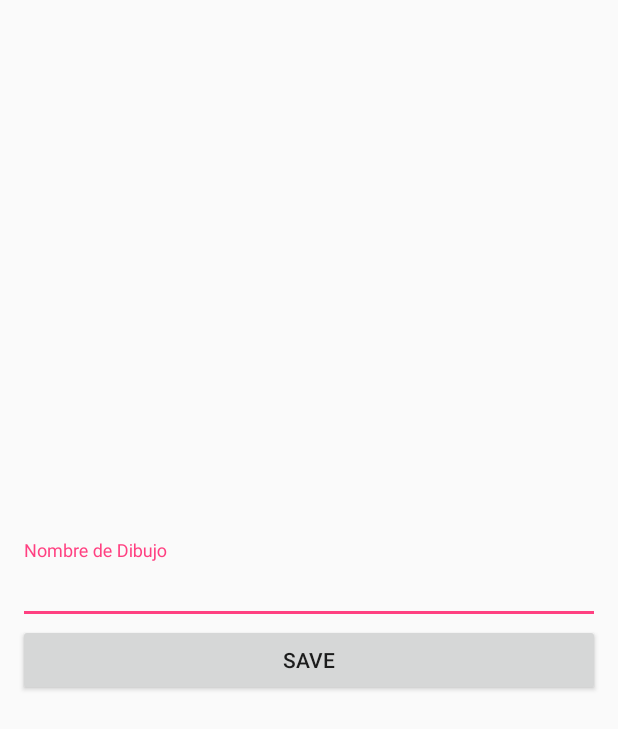
After one commit to charlyChips/Matrix, an Android app: the layout dialog_save_dibujo.xml on its own in the app's theme, with its tools: preview values and no code run, on a phone screen of 412 x 824 dp. The commit adds this screen. Shown: the top 729 px of the screen. Run offline under Robolectric (Android 15) with nearby library versions, the phone set to English and light mode, and no system bars.

Commit message:
Save y Load de Dibujos listo
falta checar si el nombre no existe anteriormente antes de salvar

```diff
--- a/MatrixLed/app/src/main/res/layout/activity_main.xml
+++ b/MatrixLed/app/src/main/res/layout/activity_main.xml
@@ -44,6 +44,11 @@
                 android:layout_width="wrap_content"
                 android:layout_height="wrap_content"
                 android:text="Save"/>
+            <Button
+                android:id="@+id/bt_load"
+                android:layout_width="wrap_content"
+                android:layout_height="wrap_content"
+                android:text="Load"/>
         </LinearLayout>
         <ScrollView
             android:layout_width="match_parent"
--- /dev/null
+++ b/MatrixLed/app/src/main/res/layout/dialog_save_dibujo.xml
@@ -0,0 +1,24 @@
+<?xml version="1.0" encoding="utf-8"?>
+<LinearLayout xmlns:android="http://schemas.android.com/apk/res/android"
+    android:orientation="vertical"
+    android:layout_width="match_parent"
+    android:layout_height="match_parent"
+    android:gravity="center"
+    android:padding="12dp">
+    <android.support.design.widget.TextInputLayout
+        android:layout_width="match_parent"
+        android:layout_height="wrap_content"
+        >
+        <EditText
+            android:id="@+id/et_dialogSaveDraw"
+            android:layout_width="match_parent"
+            android:layout_height="wrap_content"
+            android:hint="Nombre de Dibujo"/>
+    </android.support.design.widget.TextInputLayout>
+
+    <Button
+        android:id="@+id/bt_dialogSaveDraw"
+        android:layout_width="match_parent"
+        android:layout_height="wrap_content"
+        android:text="Save"/>
+</LinearLayout>
```
Also changed, not shown: MatrixLed/app/src/main/java/charlychips/com/matrixled/MainActivity.kt (+45 -3 lines), MatrixLed/app/src/main/java/charlychips/com/matrixled/Models/Dibujo.kt (+16 -2 lines), MatrixLed/app/src/main/java/charlychips/com/matrixled/Utils/Sql.kt (+17 -0 lines).
